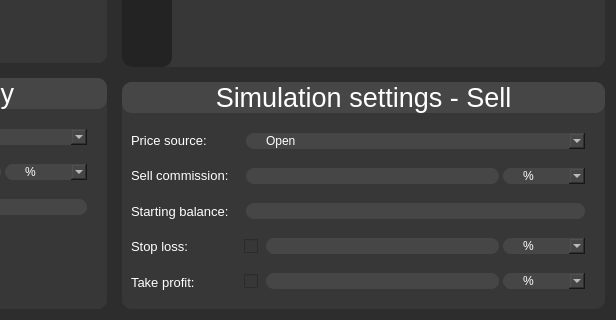
The window that ui/strategy_page.ui (kornelHub/BackTesting-App) describes before a commit, drawn with Qt 5; both pictures show x 387 to 1003 and y 346 to 666 of the 1003 by 666 pixel window.
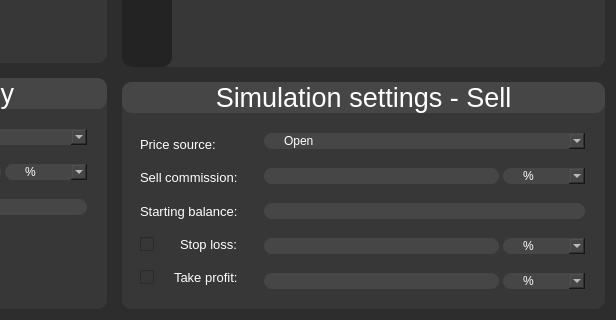
The same window after the commit.

Commit message: change take_profit_checkbox and stop_loss_profit_checkbox place

```diff
--- a/ui/strategy_page.ui
+++ b/ui/strategy_page.ui
@@ -1163,21 +1163,6 @@
                <item>
                 <widget class="QWidget" name="widget_18" native="true">
                  <layout class="QVBoxLayout" name="verticalLayout_10">
-                  <property name="spacing">
-                   <number>0</number>
-                  </property>
-                  <property name="leftMargin">
-                   <number>0</number>
-                  </property>
-                  <property name="topMargin">
-                   <number>0</number>
-                  </property>
-                  <property name="rightMargin">
-                   <number>0</number>
-                  </property>
-                  <property name="bottomMargin">
-                   <number>0</number>
-                  </property>
                   <item>
                    <widget class="QLabel" name="label_6">
                     <property name="font">
@@ -1215,6 +1200,34 @@
                    </widget>
                   </item>
                   <item>
+                   <widget class="QWidget" name="widget_7" native="true">
+                    <layout class="QHBoxLayout" name="horizontalLayout_15">
+                     <property name="spacing">
+                      <number>0</number>
+                     </property>
+                     <property name="leftMargin">
+                      <number>0</number>
+                     </property>
+                     <property name="topMargin">
+                      <number>0</number>
+                     </property>
+                     <property name="rightMargin">
+                      <number>0</number>
+                     </property>
+                     <property name="bottomMargin">
+                      <number>0</number>
+                     </property>
+                     <item>
+                      <widget class="QCheckBox" name="stop_loss_checkbox">
+                       <property name="styleSheet">
+                        <string notr="true"/>
+                       </property>
+                       <property name="text">
+                        <string/>
+                       </property>
+                      </widget>
+                     </item>
+                     <item>
                    <widget class="QLabel" name="label_9">
                     <property name="font">
                      <font>
@@ -1226,6 +1239,37 @@
                     </property>
                    </widget>
                   </item>
+                    </layout>
+                   </widget>
+                  </item>
+                  <item>
+                   <widget class="QWidget" name="widget_15" native="true">
+                    <layout class="QHBoxLayout" name="horizontalLayout_14">
+                     <property name="spacing">
+                      <number>0</number>
+                     </property>
+                     <property name="leftMargin">
+                      <number>0</number>
+                     </property>
+                     <property name="topMargin">
+                      <number>0</number>
+                     </property>
+                     <property name="rightMargin">
+                      <number>0</number>
+                     </property>
+                     <property name="bottomMargin">
+                      <number>0</number>
+                     </property>
+                     <item>
+                      <widget class="QCheckBox" name="take_profit_checkbox">
+                       <property name="styleSheet">
+                        <string notr="true"/>
+                       </property>
+                       <property name="text">
+                        <string/>
+                       </property>
+                      </widget>
+                     </item>
                   <item>
                    <widget class="QLabel" name="label_10">
                     <property name="font">
@@ -1241,6 +1285,9 @@
                  </layout>
                 </widget>
                </item>
+                 </layout>
+                </widget>
+               </item>
                <item>
                 <widget class="QWidget" name="widget_19" native="true">
                  <property name="sizePolicy">
@@ -1479,16 +1526,6 @@
                      <property name="bottomMargin">
                       <number>0</number>
                      </property>
-                     <item>
-                      <widget class="QCheckBox" name="stop_loss_checkbox">
-                       <property name="styleSheet">
-                        <string notr="true"/>
-                       </property>
-                       <property name="text">
-                        <string/>
-                       </property>
-                      </widget>
-                     </item>
                      <item>
                       <widget class="QLineEdit" name="sell_stop_loss_lineEdit_1">
                        <property name="styleSheet">
@@ -1561,7 +1598,7 @@
                   </item>
                   <item>
                    <widget class="QWidget" name="widget_24" native="true">
-                    <layout class="QHBoxLayout" name="horizontalLayout_14">
+                    <layout class="QHBoxLayout" name="horizontalLayout_13">
                      <property name="spacing">
                       <number>0</number>
                      </property>
@@ -1577,16 +1614,6 @@
                      <property name="bottomMargin">
                       <number>0</number>
                      </property>
-                     <item>
-                      <widget class="QCheckBox" name="take_profit_checkbox">
-                       <property name="styleSheet">
-                        <string notr="true"/>
-                       </property>
-                       <property name="text">
-                        <string/>
-                       </property>
-                      </widget>
-                     </item>
                      <item>
                       <widget class="QLineEdit" name="sell_take_profit_lineEdit_1">
                        <property name="styleSheet">
```
Lines whose indentation alone changed are shown as unchanged.
